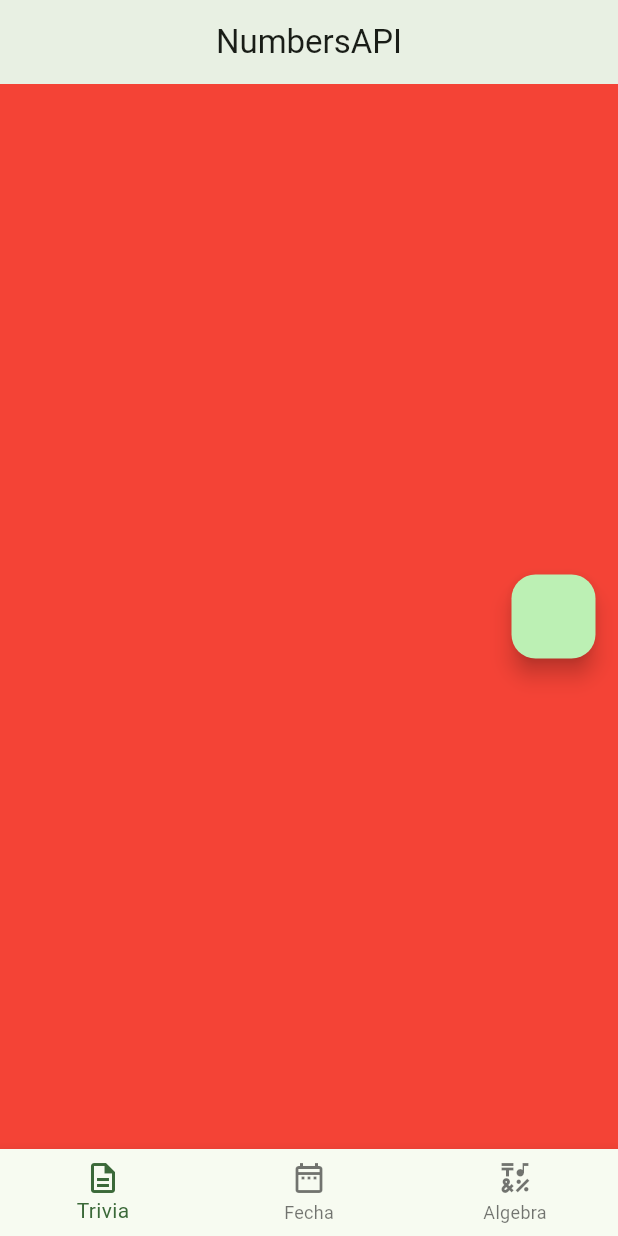
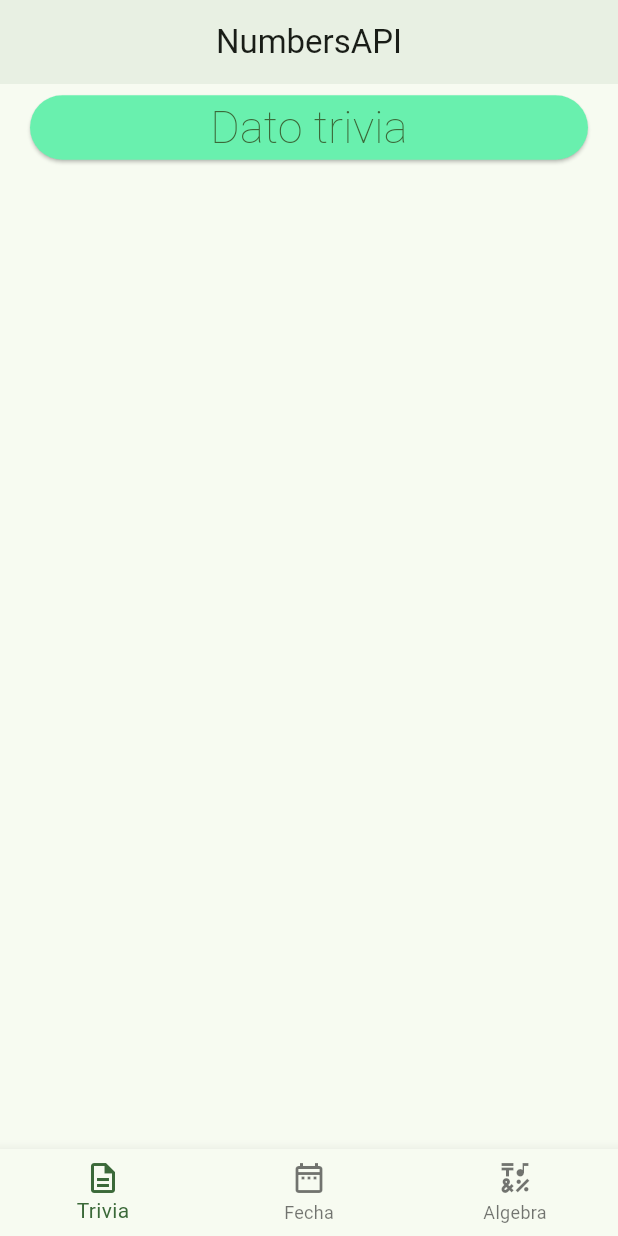
Before and after one commit to dayanescamilla/flutter_challenge, a Flutter app: the screen it shows after launch, on a phone screen of 412 x 824 dp. Run offline on Flutter 3.47's test engine with Material 2 defaults, Android fonts, the phone set to English and light mode, and no system bars; our stand-ins replace dio; network calls fail.

Commit message:
- new files were created - Made new interface tweaks - landscape mode disabled - Correction of some files
Signed-off-by: Dayan Escamilla <josedayanescamillaperez@gmail.com>

```diff
--- a/lib/main.dart
+++ b/lib/main.dart
@@ -1,8 +1,14 @@
 import 'package:flutter/material.dart';
+import 'package:flutter/services.dart';
 import 'package:flutter_challenge/screens/screens.dart';
 import 'package:flutter_challenge/theme/app_theme.dart';
 
 void main() {
+  WidgetsFlutterBinding.ensureInitialized();
+  SystemChrome.setPreferredOrientations(
+    [DeviceOrientation.portraitDown,
+    DeviceOrientation.portraitUp,]
+  );
   runApp(const MyApp());
 }
 
--- a/lib/screens/home_screen.dart
+++ b/lib/screens/home_screen.dart
@@ -86,11 +86,23 @@ class _NavigationState extends State<_Navigation> {
         controller: navModel.pageController,
         children: [
           Container(
-            color: Colors.red,
             child: Center(
               child: Column(
-                mainAxisAlignment: MainAxisAlignment.center,
+                mainAxisAlignment: MainAxisAlignment.start,
                 children: [
+                  Padding(
+                    padding: const EdgeInsets.symmetric(horizontal: 20, vertical: 5),
+                    child: ElevatedButton(
+                      style: ElevatedButton.styleFrom(
+                        primary: Colors.greenAccent
+                      ),
+                      onPressed: () async {
+                        setState(() {});
+                        dataTrivia = await APICall().getRandomTrivia();
+                    }, child: const SizedBox(
+                        width: double.infinity,
+                        child: Text('Dato trivia', textAlign: TextAlign.center, style: TextStyle(fontSize: 30, fontWeight: FontWeight.w200),)),),
+                  ),
                   if (dataTrivia != null)
                     Container(
                       alignment: Alignment.center,
@@ -121,29 +133,28 @@ class _NavigationState extends State<_Navigation> {
                         ),
                       ),
                     ),
-                  Row(
-                    mainAxisAlignment: MainAxisAlignment.end,
-                    crossAxisAlignment: CrossAxisAlignment.center,
-                    children: [
-                      Padding(
-                        padding: const EdgeInsets.all(15),
-                        child: FloatingActionButton(onPressed: () async {
-                          setState(() {});
-                          dataTrivia = await APICall().getRandomTrivia();
-                        },),
-                      )
-                    ],
-                  ),
                 ],
               ),
             ),
           ),
           Container(
-            color: Colors.green,
             child: Center(
               child: Column(
-                mainAxisAlignment: MainAxisAlignment.spaceBetween,
+                mainAxisAlignment: MainAxisAlignment.start,
                 children: [
+                  Padding(
+                    padding: const EdgeInsets.symmetric(horizontal: 20, vertical: 5),
+                    child: ElevatedButton(
+                      style: ElevatedButton.styleFrom(
+                          primary: Colors.greenAccent
+                      ),
+                      onPressed: () async {
+                        setState(() {});
+                        dataDate = await APICall().getRandomDate();
+                      }, child: const SizedBox(
+                        width: double.infinity,
+                        child: Text('Dato fecha', textAlign: TextAlign.center, style: TextStyle(fontSize: 30, fontWeight: FontWeight.w200),)),),
+                  ),
                   if (dataDate != null)
                     Container(
                       alignment: Alignment.center,
@@ -174,29 +185,28 @@ class _NavigationState extends State<_Navigation> {
                         ),
                       ),
                     ),
-                  Row(
-                    mainAxisAlignment: MainAxisAlignment.end,
-                    crossAxisAlignment: CrossAxisAlignment.center,
-                    children: [
-                      Padding(
-                        padding: const EdgeInsets.all(15),
-                        child: FloatingActionButton(onPressed: () async {
-                          setState(() {});
-                          dataDate = await APICall().getRandomDate();
-                        },),
-                      )
-                    ],
-                  ),
                 ],
               ),
             ),
           ),
           Container(
-            color: Colors.blue,
             child: Center(
               child: Column(
-                mainAxisAlignment: MainAxisAlignment.spaceBetween,
+                mainAxisAlignment: MainAxisAlignment.start,
                 children: [
+                  Padding(
+                    padding: const EdgeInsets.symmetric(horizontal: 20, vertical: 5),
+                    child: ElevatedButton(
+                      style: ElevatedButton.styleFrom(
+                          primary: Colors.greenAccent
+                      ),
+                      onPressed: () async {
+                        setState(() {});
+                        dataMath = await APICall().getRandomMath();
+                      }, child: const SizedBox(
+                        width: double.infinity,
+                        child: Text('Dato matematico', textAlign: TextAlign.center, style: TextStyle(fontSize: 30, fontWeight: FontWeight.w200),)),),
+                  ),
                   if (dataMath != null)
                     Container(
                       alignment: Alignment.center,
@@ -227,19 +237,6 @@ class _NavigationState extends State<_Navigation> {
                         ),
                       ),
                     ),
-                  Row(
-                    mainAxisAlignment: MainAxisAlignment.end,
-                    crossAxisAlignment: CrossAxisAlignment.center,
-                    children: [
-                      Padding(
-                        padding: const EdgeInsets.all(15),
-                        child: FloatingActionButton(onPressed: () async {
-                          setState(() {});
-                          dataMath = await APICall().getRandomMath();
-                        },),
-                      )
-                    ],
-                  ),
                 ],
               ),
             ),
```
Also changed, not shown: lib/pages/date_page.dart (added, +81 -0 lines), lib/pages/math_page.dart (added, +80 -0 lines), lib/pages/trivia_page.dart (added, +82 -0 lines).
